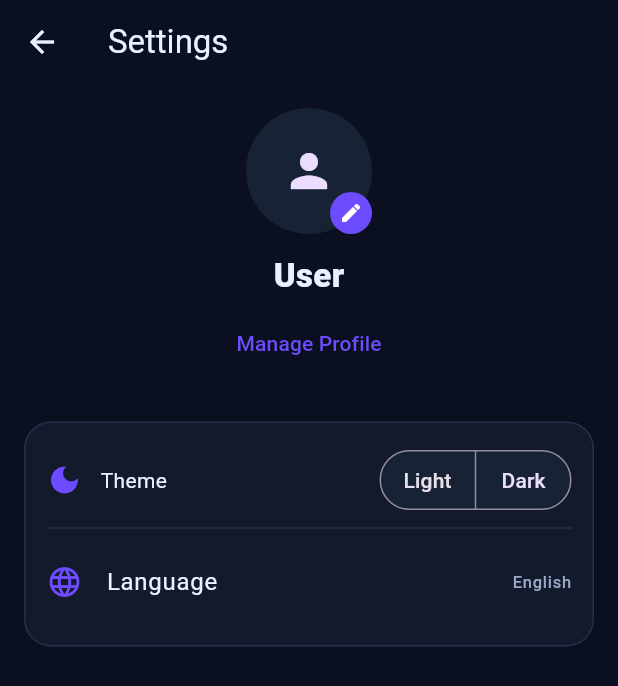
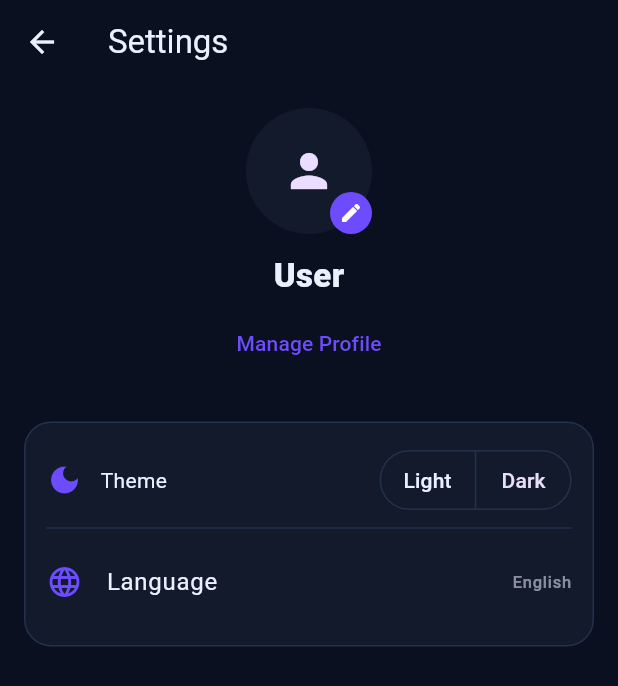
Before and after one commit to StevenBahaa/todo_flutter_app, a Flutter app: the TodayDashboardScreen screen opened directly, after a tap on the "settings" icon, on a phone screen of 412 x 824 dp. Shown: the top 686 px of the screen. Run offline on Flutter 3.47's test engine with Material 3 defaults, Android fonts, the light colour scheme and no system bars; our stand-ins replace audioplayers, equatable, flutter_bloc, flutter_svg, hive, hive_flutter and 1 more; accounts and stored records are empty.

Commit message:
refactor(theme): migrate hard-coded colors to ThemeX + fix TaskCard dynamic colors

```diff
--- a/lib/core/theme/app_colors.dart
+++ b/lib/core/theme/app_colors.dart
@@ -1,27 +1,21 @@
 import 'package:flutter/material.dart';
 
 class AppColors {
-  // Base
-  static const bg = Color(0xFF0B1020); // خلفية غامقة بنفسجي/كحلي
-  static const surface = Color(0xFF121A2B); // cards / sheets
-  static const surface2 = Color(0xFF182235); // عناصر داخلية
+  static const bg = Color(0xFF0B1020);
+  static const surface = Color(0xFF121A2B);
+  static const surface2 = Color(0xFF182235);
 
-  // Text
   static const text = Color(0xFFEAF0FF);
   static const textMuted = Color(0xFF9AA7C7);
 
-  // Primary (Purple/Indigo)
-  static const primary = Color(0xFF6D4CFF); // زر + و Done
+  static const primary = Color(0xFF6D4CFF);
   static const primarySoft = Color(0xFF2A1F63);
 
-  // Borders / dividers
   static const border = Color(0xFF23314D);
 
-  // Status
-  static const danger = Color(0xFFFF4D5E); // overdue
-  static const warning = Color(0xFFFFB020); // medium
-  static const success = Color(0xFF22C55E); // low
+  static const danger = Color(0xFFFF4D5E);
+  static const warning = Color(0xFFFFB020);
+  static const success = Color(0xFF22C55E);
 
-  // Chips
   static const chip = Color(0xFF1A2640);
 }
--- a/lib/features/settings/view/settings_screen.dart
+++ b/lib/features/settings/view/settings_screen.dart
@@ -3,9 +3,9 @@ import 'package:flutter/material.dart';
 import 'package:flutter_bloc/flutter_bloc.dart';
 import 'package:image_picker/image_picker.dart';
 
-import '../../../core/theme/app_colors.dart';
 import '../cubit/settings_cubit.dart';
 import '../cubit/settings_state.dart';
+import 'package:todo_list/core/theme/theme_x.dart';
 
 class SettingsScreen extends StatelessWidget {
   const SettingsScreen({super.key});
@@ -13,7 +13,7 @@ class SettingsScreen extends StatelessWidget {
   @override
   Widget build(BuildContext context) {
     return Scaffold(
-      backgroundColor: AppColors.bg,
+      backgroundColor: context.bg,
       appBar: AppBar(title: const Text("Settings")),
       body: BlocBuilder<SettingsCubit, SettingsState>(
         builder: (context, s) {
@@ -28,7 +28,7 @@ class SettingsScreen extends StatelessWidget {
                       children: [
                         CircleAvatar(
                           radius: 42,
-                          backgroundColor: AppColors.surface2,
+                          backgroundColor: context.surface,
                           backgroundImage: s.userPhotoPath != null
                               ? FileImage(File(s.userPhotoPath!))
                               : null,
@@ -43,8 +43,8 @@ class SettingsScreen extends StatelessWidget {
                             onTap: () => _pickImage(context),
                             child: Container(
                               padding: const EdgeInsets.all(6),
-                              decoration: const BoxDecoration(
-                                color: AppColors.primary,
+                              decoration: BoxDecoration(
+                                color: context.primary,
                                 shape: BoxShape.circle,
                               ),
                               child: const Icon(Icons.edit, size: 16),
@@ -59,10 +59,10 @@ class SettingsScreen extends StatelessWidget {
                       onTap: () => _editName(context, s.userName),
                       child: Text(
                         s.userName,
-                        style: const TextStyle(
+                        style: TextStyle(
                           fontSize: 22,
                           fontWeight: FontWeight.w800,
-                          color: AppColors.text,
+                          color: context.text,
                         ),
                       ),
                     ),
@@ -81,16 +81,17 @@ class SettingsScreen extends StatelessWidget {
 
               // ================= PREFERENCES CARD =================
               _card(
+                context,
                 children: [
                   // THEME
                   Row(
                     children: [
-                      const Icon(Icons.dark_mode, color: AppColors.primary),
+                      Icon(Icons.dark_mode, color: context.primary),
                       const SizedBox(width: 12),
-                      const Expanded(
+                      Expanded(
                         child: Text(
                           "Theme",
-                          style: TextStyle(color: AppColors.text),
+                          style: TextStyle(color: context.text),
                         ),
                       ),
                       _themeSelector(context, s.themeMode),
@@ -102,17 +103,14 @@ class SettingsScreen extends StatelessWidget {
                   // LANGUAGE
                   ListTile(
                     contentPadding: EdgeInsets.zero,
-                    leading: const Icon(
-                      Icons.language,
-                      color: AppColors.primary,
-                    ),
-                    title: const Text(
+                    leading: Icon(Icons.language, color: context.primary),
+                    title: Text(
                       "Language",
-                      style: TextStyle(color: AppColors.text),
+                      style: TextStyle(color: context.text),
                     ),
                     trailing: Text(
                       s.langCode == 'ar' ? "العربية" : "English",
-                      style: const TextStyle(color: AppColors.textMuted),
+                      style: TextStyle(color: context.textMuted),
                     ),
                     onTap: () => _languageSheet(context),
                   ),
@@ -127,13 +125,13 @@ class SettingsScreen extends StatelessWidget {
 
   // ================= UI HELPERS =================
 
-  Widget _card({required List<Widget> children}) {
+  Widget _card(BuildContext context, {required List<Widget> children}) {
     return Container(
       padding: const EdgeInsets.all(14),
       decoration: BoxDecoration(
-        color: AppColors.surface,
+        color: context.surface,
         borderRadius: BorderRadius.circular(18),
-        border: Border.all(color: AppColors.border),
+        border: Border.all(color: context.border),
       ),
       child: Column(children: children),
     );
@@ -143,8 +141,8 @@ class SettingsScreen extends StatelessWidget {
   Widget _themeSelector(BuildContext context, ThemeMode mode) {
     return SegmentedButton<ThemeMode>(
       showSelectedIcon: false,
-      style: const ButtonStyle(
-        backgroundColor: WidgetStatePropertyAll(AppColors.surface2),
+      style: ButtonStyle(
+        backgroundColor: WidgetStatePropertyAll(context.surface),
       ),
       segments: const [
         ButtonSegment(value: ThemeMode.light, label: Text("Light")),
@@ -172,7 +170,7 @@ class SettingsScreen extends StatelessWidget {
     showDialog(
       context: context,
       builder: (_) => AlertDialog(
-        backgroundColor: AppColors.surface,
+        backgroundColor: context.surface,
         title: const Text("Edit Name"),
         content: TextField(controller: controller),
         actions: [
@@ -194,7 +192,7 @@ class SettingsScreen extends StatelessWidget {
       context: context,
       builder: (_) {
         return Container(
-          color: AppColors.surface,
+          color: context.surface,
           child: Column(
             mainAxisSize: MainAxisSize.min,
             children: [
--- a/lib/features/tasks/view/today_dashboard_screen.dart
+++ b/lib/features/tasks/view/today_dashboard_screen.dart
@@ -5,7 +5,7 @@ import 'package:flutter_bloc/flutter_bloc.dart';
 import 'package:hive_flutter/hive_flutter.dart';
 import 'package:intl/intl.dart';
 
-import 'package:todo_list/core/theme/app_colors.dart';
+import 'package:todo_list/core/theme/theme_x.dart';
 import 'package:todo_list/core/widgets/task_card.dart';
 import 'package:todo_list/data/local/hive_boxes.dart';
 import 'package:todo_list/data/models/task_enums.dart';
@@ -71,9 +71,9 @@ class _TodayDashboardScreenState extends State<TodayDashboardScreen> {
     final t = AppLocalizations.of(context)!;
 
     return Scaffold(
-      backgroundColor: AppColors.bg,
+      backgroundColor: context.bg,
       floatingActionButton: FloatingActionButton(
-        backgroundColor: AppColors.primary,
+        backgroundColor: context.primary,
         child: const Icon(Icons.add),
         onPressed: () => _openQuickAdd(context),
       ),
@@ -207,9 +207,9 @@ class _TodayDashboardScreenState extends State<TodayDashboardScreen> {
                               return CircularProgressIndicator(
                                 value: value,
                                 strokeWidth: 12,
-                                backgroundColor: AppColors.border,
-                                valueColor: const AlwaysStoppedAnimation(
-                                  AppColors.primary,
+                                backgroundColor: context.border,
+                                valueColor: AlwaysStoppedAnimation(
+                                  context.primary,
                                 ),
                                 strokeCap: StrokeCap.round,
                               );
@@ -221,8 +221,8 @@ class _TodayDashboardScreenState extends State<TodayDashboardScreen> {
                           children: [
                             Text(
                               "$percent%",
-                              style: const TextStyle(
-                                color: AppColors.text,
+                              style: TextStyle(
+                                color: context.text,
                                 fontSize: 30,
                                 fontWeight: FontWeight.w900,
                               ),
@@ -230,8 +230,8 @@ class _TodayDashboardScreenState extends State<TodayDashboardScreen> {
                             const SizedBox(height: 4),
                             Text(
                               leftCount == 0 ? t.allDone : t.done,
-                              style: const TextStyle(
-                                color: AppColors.textMuted,
+                              style: TextStyle(
+                                color: context.textMuted,
                                 fontWeight: FontWeight.w800,
                                 letterSpacing: 1.2,
                               ),
@@ -246,8 +246,8 @@ class _TodayDashboardScreenState extends State<TodayDashboardScreen> {
                     leftCount == 0
                         ? t.allTasksDoneToday
                         : t.tasksLeft(leftCount),
-                    style: const TextStyle(
-                      color: AppColors.textMuted,
+                    style: TextStyle(
+                      color: context.textMuted,
                       fontWeight: FontWeight.w600,
                     ),
                     textAlign: TextAlign.center,
@@ -324,8 +324,8 @@ class _TodayDashboardScreenState extends State<TodayDashboardScreen> {
       children: [
         Text(
           title,
-          style: const TextStyle(
-            color: AppColors.text,
+          style: TextStyle(
+            color: context.text,
             fontWeight: FontWeight.w800,
             fontSize: 18,
           ),
@@ -334,10 +334,7 @@ class _TodayDashboardScreenState extends State<TodayDashboardScreen> {
         if (onSeeAll != null)
           TextButton(
             onPressed: onSeeAll,
-            child: Text(
-              t.seeAll,
-              style: const TextStyle(color: AppColors.primary),
-            ),
+            child: Text(t.seeAll, style: TextStyle(color: context.primary)),
           ),
       ],
     );
@@ -373,22 +370,22 @@ class _TodayDashboardScreenState extends State<TodayDashboardScreen> {
       data: Theme.of(context).copyWith(dividerColor: Colors.transparent),
       child: Container(
         decoration: BoxDecoration(
-          color: AppColors.surface,
+          color: context.surface,
           borderRadius: BorderRadius.circular(16),
-          border: Border.all(color: AppColors.border),
+          border: Border.all(color: context.border),
         ),
         child: ExpansionTile(
           initiallyExpanded: initiallyExpanded,
-          collapsedIconColor: AppColors.textMuted,
-          iconColor: AppColors.textMuted,
+          collapsedIconColor: context.textMuted,
+          iconColor: context.textMuted,
           tilePadding: const EdgeInsets.symmetric(horizontal: 12),
           childrenPadding: const EdgeInsets.only(bottom: 8),
           title: Row(
             children: [
               Text(
                 t.todayCompleted,
-                style: const TextStyle(
-                  color: AppColors.textMuted,
+                style: TextStyle(
+                  color: context.textMuted,
                   fontWeight: FontWeight.w800,
                   fontSize: 14,
                 ),
@@ -400,16 +397,16 @@ class _TodayDashboardScreenState extends State<TodayDashboardScreen> {
                   vertical: 6,
                 ),
                 decoration: BoxDecoration(
-                  color: AppColors.primary.withAlpha((0.14 * 255).toInt()),
+                  color: context.primary.withAlpha((0.14 * 255).toInt()),
                   borderRadius: BorderRadius.circular(99),
                   border: Border.all(
-                    color: AppColors.primary.withAlpha((0.35 * 255).toInt()),
+                    color: context.primary.withAlpha((0.35 * 255).toInt()),
                   ),
                 ),
                 child: Text(
                   "${done.length}",
-                  style: const TextStyle(
-                    color: AppColors.primary,
+                  style: TextStyle(
+                    color: context.primary,
                     fontWeight: FontWeight.w800,
                     fontSize: 12,
                   ),
@@ -442,9 +439,9 @@ class _TodayDashboardScreenState extends State<TodayDashboardScreen> {
     return Container(
       padding: const EdgeInsets.all(18),
       decoration: BoxDecoration(
-        color: AppColors.surface,
+        color: context.surface,
         borderRadius: BorderRadius.circular(18),
-        border: Border.all(color: AppColors.border),
+        border: Border.all(color: context.border),
       ),
       child: Column(
         crossAxisAlignment: CrossAxisAlignment.start,
@@ -453,22 +450,19 @@ class _TodayDashboardScreenState extends State<TodayDashboardScreen> {
             width: 42,
             height: 42,
             decoration: BoxDecoration(
-              color: AppColors.primary.withAlpha((0.16 * 255).toInt()),
+              color: context.primary.withAlpha((0.16 * 255).toInt()),
               borderRadius: BorderRadius.circular(14),
               border: Border.all(
-                color: AppColors.primary.withAlpha((0.35 * 255).toInt()),
+                color: context.primary.withAlpha((0.35 * 255).toInt()),
               ),
             ),
-            child: const Icon(
-              Icons.wb_sunny_outlined,
-              color: AppColors.primary,
-            ),
+            child: Icon(Icons.wb_sunny_outlined, color: context.primary),
           ),
           const SizedBox(height: 12),
           Text(
             t.nothingScheduled,
-            style: const TextStyle(
-              color: AppColors.text,
+            style: TextStyle(
+              color: context.text,
               fontWeight: FontWeight.w800,
               fontSize: 16,
             ),
@@ -476,8 +470,8 @@ class _TodayDashboardScreenState extends State<TodayDashboardScreen> {
           const SizedBox(height: 6),
           Text(
             t.addTaskStartDay,
-            style: const TextStyle(
-              color: AppColors.textMuted,
+            style: TextStyle(
+              color: context.textMuted,
               fontWeight: FontWeight.w600,
             ),
           ),
@@ -535,8 +529,8 @@ class _ValueListenableHeader extends StatelessWidget {
                 children: [
                   Text(
                     t.welcomeBack,
-                    style: const TextStyle(
-                      color: AppColors.textMuted,
+                    style: TextStyle(
+                      color: context.textMuted,
                       fontWeight: FontWeight.w700,
                       fontSize: 13,
                       letterSpacing: 0.4,
@@ -547,8 +541,8 @@ class _ValueListenableHeader extends StatelessWidget {
                     name,
                     maxLines: 1,
                     overflow: TextOverflow.ellipsis,
-                    style: const TextStyle(
-                      color: AppColors.text,
+                    style: TextStyle(
+                      color: context.text,
                       fontSize: 26,
                       fontWeight: FontWeight.w800,
                     ),
@@ -556,16 +550,16 @@ class _ValueListenableHeader extends StatelessWidget {
                   const SizedBox(height: 6),
                   Row(
                     children: [
-                      const Icon(
+                      Icon(
                         Icons.calendar_today_rounded,
                         size: 14,
-                        color: AppColors.textMuted,
+                        color: context.textMuted,
                       ),
                       const SizedBox(width: 6),
                       Text(
                         dateText,
-                        style: const TextStyle(
-                          color: AppColors.textMuted,
+                        style: TextStyle(
+                          color: context.textMuted,
                           fontWeight: FontWeight.w600,
                         ),
                       ),
@@ -580,10 +574,7 @@ class _ValueListenableHeader extends StatelessWidget {
                   MaterialPageRoute(builder: (_) => const SettingsScreen()),
                 );
               },
-              icon: const Icon(
-                Icons.settings_rounded,
-                color: AppColors.textMuted,
-              ),
+              icon: Icon(Icons.settings_rounded, color: context.textMuted),
             ),
           ],
         );
@@ -603,14 +594,14 @@ class _Avatar extends StatelessWidget {
       height: 46,
       decoration: BoxDecoration(
         shape: BoxShape.circle,
-        border: Border.all(color: AppColors.border, width: 1),
+        border: Border.all(color: context.border, width: 1),
       ),
       child: ClipOval(
         child: photoFile != null
             ? Image.file(photoFile!, fit: BoxFit.cover)
             : Container(
-                color: AppColors.surface,
-                child: const Icon(Icons.person, color: AppColors.textMuted),
+                color: context.surface,
+                child: Icon(Icons.person, color: context.textMuted),
               ),
       ),
     );
```
Also changed, not shown: lib/core/theme/app_theme.dart (+90 -63 lines), lib/core/theme/theme_x.dart (added, +30 -0 lines), lib/core/widgets/task_card.dart (+50 -56 lines), lib/features/tasks/sheets/quick_add_sheet.dart (+13 -13 lines), lib/features/tasks/view/comprehensive_task_list_screen.dart (+36 -40 lines), lib/features/tasks/view/task_details_screen.dart (+33 -37 lines).
